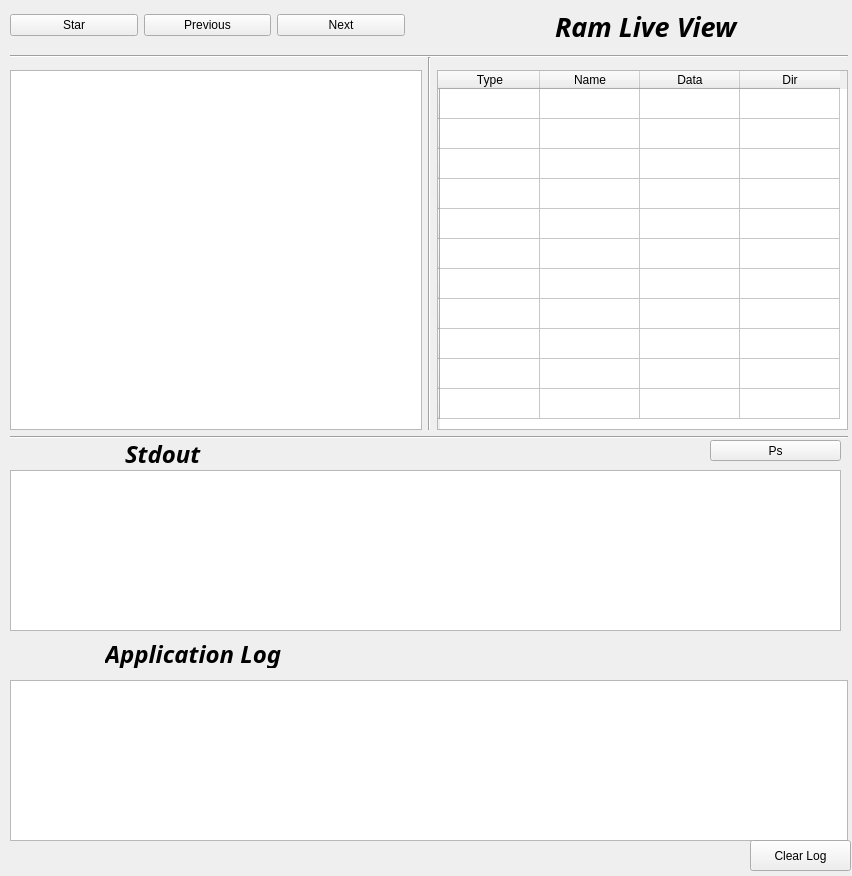
First picture: the form in Client/widget.ui, repository JosueSantamariaR/ITCR.DatosII.ProyectoI, before the edit.
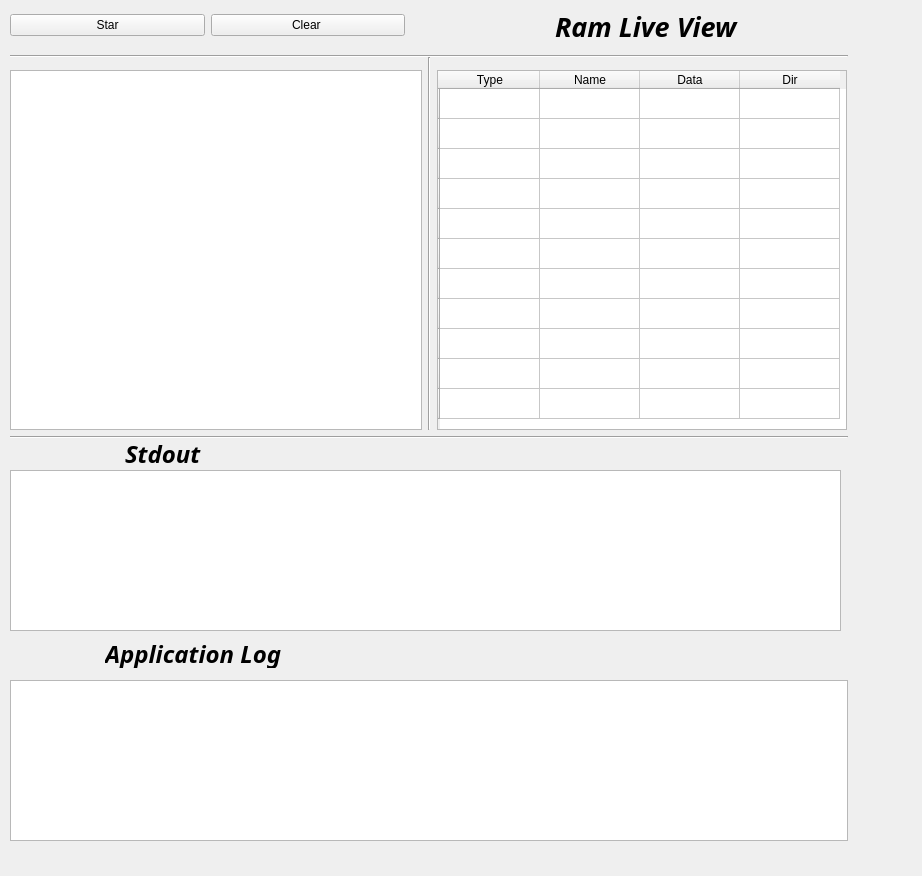
Second picture: the form after the edit.

Diff of the .ui file:
```diff
--- a/Client/widget.ui
+++ b/Client/widget.ui
@@ -6,7 +6,7 @@
    <rect>
     <x>0</x>
     <y>0</y>
-    <width>852</width>
+    <width>922</width>
     <height>876</height>
    </rect>
   </property>
@@ -47,7 +47,7 @@
     <rect>
      <x>437</x>
      <y>70</y>
-     <width>411</width>
+     <width>410</width>
      <height>360</height>
     </rect>
    </property>
@@ -57,6 +57,9 @@
      <height>340</height>
     </size>
    </property>
+   <property name="sizeAdjustPolicy">
+    <enum>QAbstractScrollArea::AdjustToContents</enum>
+   </property>
    <property name="editTriggers">
     <set>QAbstractItemView::NoEditTriggers</set>
    </property>
@@ -321,8 +324,8 @@
   <widget class="QPushButton" name="clearLogButton">
    <property name="geometry">
     <rect>
-     <x>710</x>
-     <y>440</y>
+     <x>700</x>
+     <y>480</y>
      <width>131</width>
      <height>21</height>
     </rect>
@@ -385,23 +388,10 @@
       </property>
      </widget>
     </item>
-    <item>
-     <widget class="QPushButton" name="pushButton_16">
-      <property name="baseSize">
-       <size>
-        <width>0</width>
-        <height>0</height>
-       </size>
-      </property>
-      <property name="text">
-       <string>Previous</string>
-      </property>
-     </widget>
-    </item>
     <item>
      <widget class="QPushButton" name="pushButton_18">
       <property name="text">
-       <string>Next</string>
+       <string>Clear </string>
       </property>
      </widget>
     </item>
@@ -410,8 +400,8 @@
   <widget class="QPushButton" name="pushButton_19">
    <property name="geometry">
     <rect>
-     <x>750</x>
-     <y>840</y>
+     <x>730</x>
+     <y>750</y>
      <width>101</width>
      <height>31</height>
     </rect>
@@ -481,6 +471,39 @@
     <number>75</number>
    </property>
   </widget>
+  <widget class="QPushButton" name="pushButton_16">
+   <property name="geometry">
+    <rect>
+     <x>700</x>
+     <y>590</y>
+     <width>127</width>
+     <height>25</height>
+    </rect>
+   </property>
+   <property name="baseSize">
+    <size>
+     <width>0</width>
+     <height>0</height>
+    </size>
+   </property>
+   <property name="text">
+    <string>Previous</string>
+   </property>
+  </widget>
+  <zorder>pushButton_16</zorder>
+  <zorder>line_4</zorder>
+  <zorder>line_2</zorder>
+  <zorder>ramLiveView</zorder>
+  <zorder>label_5</zorder>
+  <zorder>line</zorder>
+  <zorder>plainTextEdit</zorder>
+  <zorder>clearLogButton</zorder>
+  <zorder>label_4</zorder>
+  <zorder>layoutWidget</zorder>
+  <zorder>pushButton_19</zorder>
+  <zorder>stdout</zorder>
+  <zorder>label_6</zorder>
+  <zorder>plainTextEdit_2</zorder>
  </widget>
  <resources/>
  <connections/>
```
